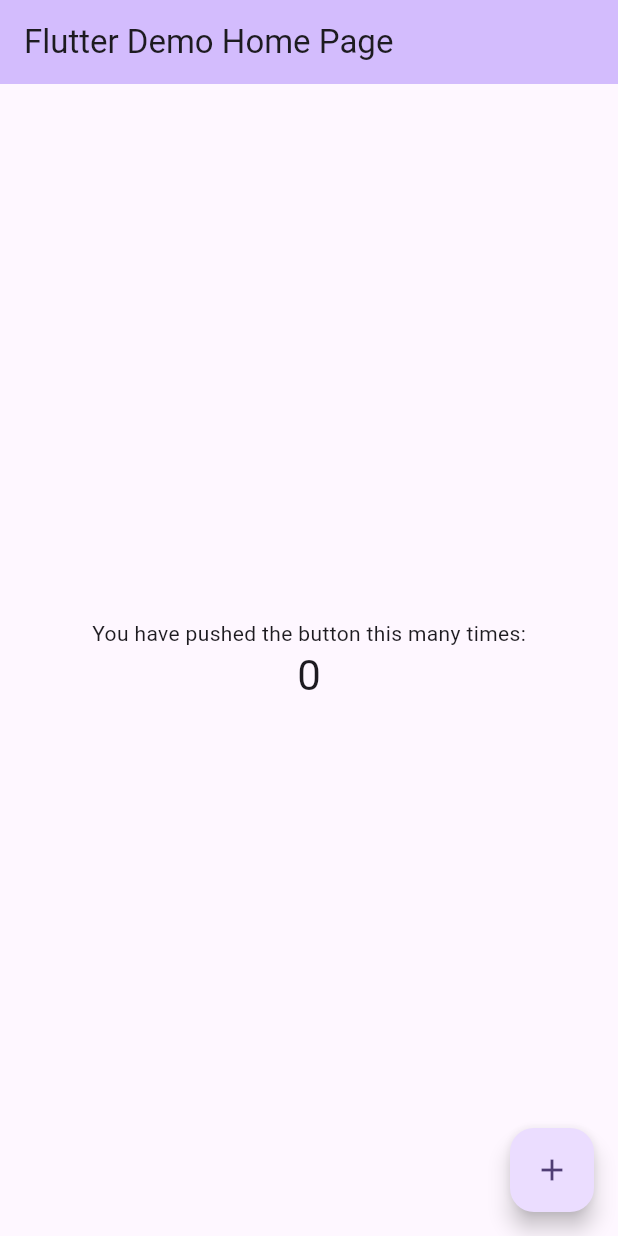
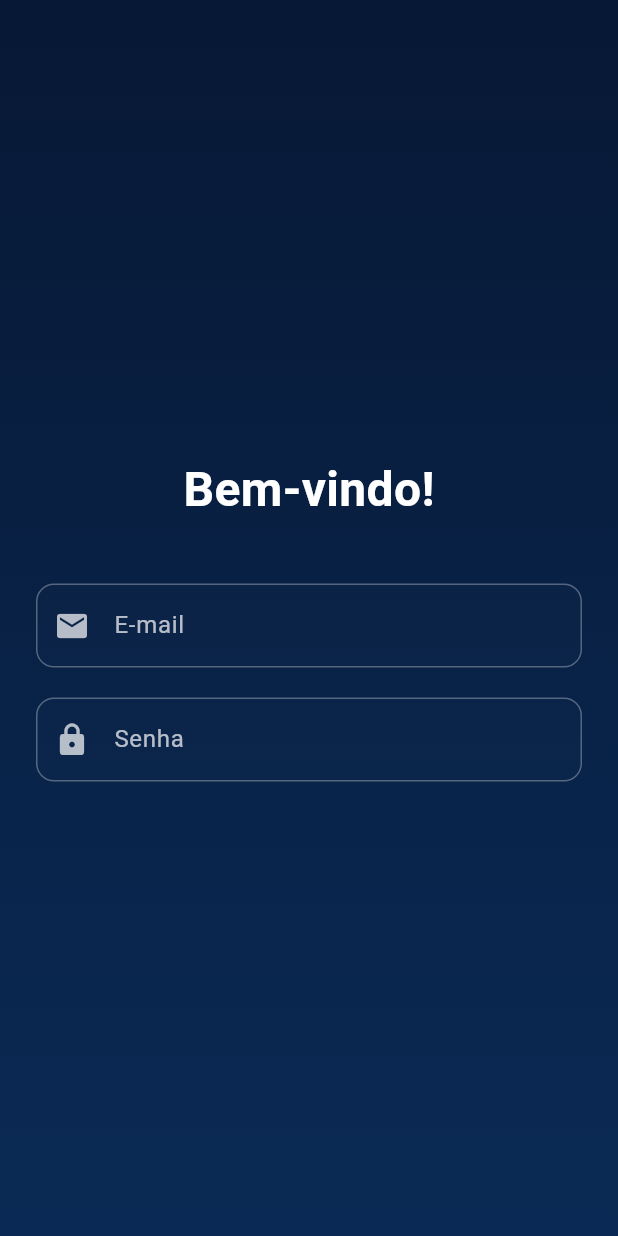
Before and after one commit to WeslleyMartinsBatista/flutter_rede_social, a Flutter app: the screen it shows after launch, on a phone screen of 412 x 824 dp. Run offline on Flutter 3.47's test engine with Material 3 defaults, Android fonts, the phone set to English and light mode, and no system bars.

Commit message:
fix: criação de loginView com conexão com a main

```diff
--- a/lib/main.dart
+++ b/lib/main.dart
@@ -1,122 +1,18 @@
 import 'package:flutter/material.dart';
+import 'view/LoginView.dart';
 
 void main() {
-  runApp(const MyApp());
+  runApp(const Flutter_Web_Mobile());
 }
 
-class MyApp extends StatelessWidget {
-  const MyApp({super.key});
+class Flutter_Web_Mobile extends StatelessWidget {
+  const Flutter_Web_Mobile({super.key});
 
-  // This widget is the root of your application.
   @override
   Widget build(BuildContext context) {
     return MaterialApp(
-      title: 'Flutter Demo',
-      theme: ThemeData(
-        // This is the theme of your application.
-        //
-        // TRY THIS: Try running your application with "flutter run". You'll see
-        // the application has a purple toolbar. Then, without quitting the app,
-        // try changing the seedColor in the colorScheme below to Colors.green
-        // and then invoke "hot reload" (save your changes or press the "hot
-        // reload" button in a Flutter-supported IDE, or press "r" if you used
-        // the command line to start the app).
-        //
-        // Notice that the counter didn't reset back to zero; the application
-        // state is not lost during the reload. To reset the state, use hot
-        // restart instead.
-        //
-        // This works for code too, not just values: Most code changes can be
-        // tested with just a hot reload.
-        colorScheme: .fromSeed(seedColor: Colors.deepPurple),
-      ),
-      home: const MyHomePage(title: 'Flutter Demo Home Page'),
+      debugShowCheckedModeBanner: false,
+      home: loginView(),
     );
   }
 }
-
-class MyHomePage extends StatefulWidget {
-  const MyHomePage({super.key, required this.title});
-
-  // This widget is the home page of your application. It is stateful, meaning
-  // that it has a State object (defined below) that contains fields that affect
-  // how it looks.
-
-  // This class is the configuration for the state. It holds the values (in this
-  // case the title) provided by the parent (in this case the App widget) and
-  // used by the build method of the State. Fields in a Widget subclass are
-  // always marked "final".
-
-  final String title;
-
-  @override
-  State<MyHomePage> createState() => _MyHomePageState();
-}
-
-class _MyHomePageState extends State<MyHomePage> {
-  int _counter = 0;
-
-  void _incrementCounter() {
-    setState(() {
-      // This call to setState tells the Flutter framework that something has
-      // changed in this State, which causes it to rerun the build method below
-      // so that the display can reflect the updated values. If we changed
-      // _counter without calling setState(), then the build method would not be
-      // called again, and so nothing would appear to happen.
-      _counter++;
-    });
-  }
-
-  @override
-  Widget build(BuildContext context) {
-    // This method is rerun every time setState is called, for instance as done
-    // by the _incrementCounter method above.
-    //
-    // The Flutter framework has been optimized to make rerunning build methods
-    // fast, so that you can just rebuild anything that needs updating rather
-    // than having to individually change instances of widgets.
-    return Scaffold(
-      appBar: AppBar(
-        // TRY THIS: Try changing the color here to a specific color (to
-        // Colors.amber, perhaps?) and trigger a hot reload to see the AppBar
-        // change color while the other colors stay the same.
-        backgroundColor: Theme.of(context).colorScheme.inversePrimary,
-        // Here we take the value from the MyHomePage object that was created by
-        // the App.build method, and use it to set our appbar title.
-        title: Text(widget.title),
-      ),
-      body: Center(
-        // Center is a layout widget. It takes a single child and positions it
-        // in the middle of the parent.
-        child: Column(
-          // Column is also a layout widget. It takes a list of children and
-          // arranges them vertically. By default, it sizes itself to fit its
-          // children horizontally, and tries to be as tall as its parent.
-          //
-          // Column has various properties to control how it sizes itself and
-          // how it positions its children. Here we use mainAxisAlignment to
-          // center the children vertically; the main axis here is the vertical
-          // axis because Columns are vertical (the cross axis would be
-          // horizontal).
-          //
-          // TRY THIS: Invoke "debug painting" (choose the "Toggle Debug Paint"
-          // action in the IDE, or press "p" in the console), to see the
-          // wireframe for each widget.
-          mainAxisAlignment: .center,
-          children: [
-            const Text('You have pushed the button this many times:'),
-            Text(
-              '$_counter',
-              style: Theme.of(context).textTheme.headlineMedium,
-            ),
-          ],
-        ),
-      ),
-      floatingActionButton: FloatingActionButton(
-        onPressed: _incrementCounter,
-        tooltip: 'Increment',
-        child: const Icon(Icons.add),
-      ),
-    );
-  }
-}
--- /dev/null
+++ b/lib/view/LoginView.dart
@@ -0,0 +1,83 @@
+import 'package:flutter/material.dart';
+
+class loginView extends StatelessWidget {
+  const loginView({super.key});
+
+  @override
+  Widget build(BuildContext context) {
+    return Scaffold(
+      body: Container(
+        width: double.infinity,
+        height: double.infinity,
+        decoration: const BoxDecoration(
+          gradient: LinearGradient(
+            begin: Alignment.topCenter,
+            end: Alignment.bottomCenter,
+            colors: [
+              Color(0xFF071835),
+              Color(0xFF0A2A55),
+            ],
+          ),
+        ),
+
+        child: Padding(
+          padding: const EdgeInsets.all(24.0),
+          child: Column(
+            mainAxisAlignment: MainAxisAlignment.center,
+            children: [
+              const Text(
+                'Bem-vindo!',
+                style: TextStyle(color: Colors.white, fontSize: 32, fontWeight: FontWeight.bold),
+              ),
+              const SizedBox(height: 40),
+
+              // --- Email ---
+              TextField(
+                keyboardType: TextInputType.emailAddress, // permite '@'
+                style: const TextStyle(color: Colors.white), // cor do texto
+                decoration: InputDecoration(
+                  labelText: 'E-mail',
+                  labelStyle: const TextStyle(color: Colors.white70), // tamanho do texto
+                  prefixIcon: const Icon(Icons.email, color: Colors.white70), // ícone de carta no inicio
+                  enabledBorder: OutlineInputBorder(
+                    borderRadius: BorderRadius.circular(12), // borda arrendondada
+                    borderSide: const BorderSide(color: Colors.white30), // borda quando desativado
+                  ),
+                  focusedBorder: OutlineInputBorder(
+                    borderRadius: BorderRadius.circular(12), // borda arrendondada
+                    borderSide: const BorderSide(color: Colors.blue), // borda quando ativado
+                  ),
+                  filled: true,
+                  fillColor: Colors.white.withValues(alpha: 0.01), // fundo quase transparente
+                ),
+              ),
+
+              const SizedBox(height: 20), // gap vertical entre os textfield
+
+              // --- Senha ---
+              TextField(
+                obscureText: true, // Oculta o texto digitado (mostra bolinhas)
+                style: const TextStyle(color: Colors.white),
+                decoration: InputDecoration(
+                  labelText: 'Senha',
+                  labelStyle: const TextStyle(color: Colors.white70),// tamanho do texto
+                  prefixIcon: const Icon(Icons.lock, color: Colors.white70), // ícone de cadeado no inicio
+                  enabledBorder: OutlineInputBorder(
+                    borderRadius: BorderRadius.circular(12),
+                    borderSide: const BorderSide(color: Colors.white30),
+                  ),
+                  focusedBorder: OutlineInputBorder(
+                    borderRadius: BorderRadius.circular(12),
+                    borderSide: const BorderSide(color: Colors.blue),
+                  ),
+                  filled: true,
+                  fillColor: Colors.white.withValues(alpha: 0.01),
+                ),
+              ),
+            ],
+          ),
+        ),
+      ),
+    );
+  }
+}
```
Also changed, not shown: lib/view/registerView.dart (added).
